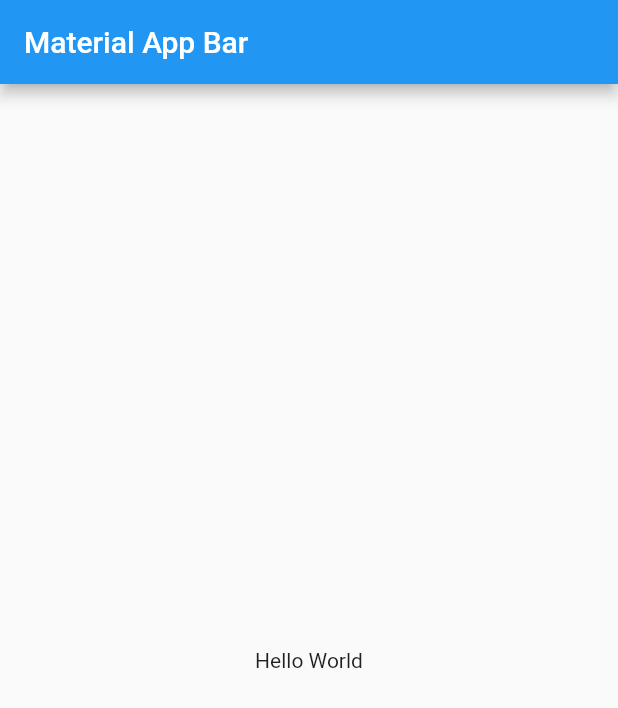
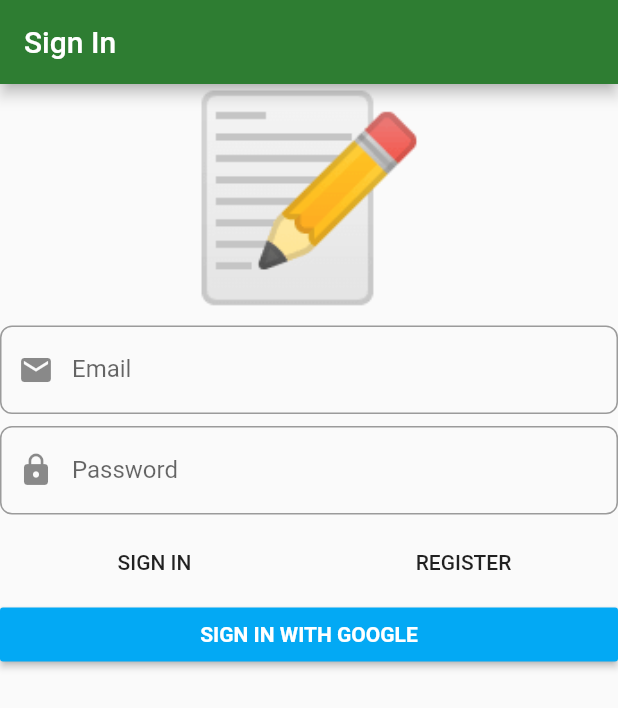
Before and after one commit to wilyanto/learn_ddd_and_block, a Flutter app: the screen it shows after launch, on a phone screen of 412 x 824 dp. Shown: the top 708 px of the screen. Run offline on Flutter 3.47's test engine with Material 2 defaults, Android fonts, the phone set to English and light mode, and no system bars; our stand-ins replace another_flushbar, dartz, firebase_auth, firebase_core, flutter_bloc, freezed_annotation and 3 more; accounts and stored records are empty; generated files the repository leaves out were written again.

Commit message:
add Sign-In Form UI with error handling ValueFailure

```diff
--- a/lib/domain/auth/value_objects.dart
+++ b/lib/domain/auth/value_objects.dart
@@ -4,6 +4,7 @@ import 'package:learn_ddd_and_bloc/domain/core/value_objects.dart';
 import 'package:learn_ddd_and_bloc/domain/core/value_validators.dart';
 
 class EmailAddress extends ValueObject<String> {
+  @override
   final Either<ValueFailure<String>, String> value;
 
   factory EmailAddress(String input) {
@@ -14,6 +15,7 @@ class EmailAddress extends ValueObject<String> {
 }
 
 class Password extends ValueObject<String> {
+  @override
   final Either<ValueFailure<String>, String> value;
 
   factory Password(String input) {
--- a/lib/domain/core/value_validators.dart
+++ b/lib/domain/core/value_validators.dart
@@ -8,7 +8,7 @@ Either<ValueFailure<String>, String> validateEmailAddress(String input) {
   if (RegExp(emailRegex).hasMatch(input)) {
     return right(input);
   } else {
-    throw left(ValueFailure.invalidEmail(failedValue: input));
+    return left(ValueFailure.invalidEmail(failedValue: input));
   }
 }
 
--- a/lib/main.dart
+++ b/lib/main.dart
@@ -1,28 +1,12 @@
+import 'package:firebase_core/firebase_core.dart';
 import 'package:flutter/material.dart';
 import 'package:injectable/injectable.dart';
 import 'package:learn_ddd_and_bloc/injection.dart';
+import 'package:learn_ddd_and_bloc/presentation/core/app_widget.dart';
 
-void main() {
+void main() async {
+  WidgetsFlutterBinding.ensureInitialized(); // need explicit binding before new Firebase call
+  await Firebase.initializeApp(); // new Firebase call
   configureInjection(Environment.prod);
-  runApp(MyApp());
+  runApp(AppWidget());
 }
-
-class MyApp extends StatelessWidget {
-  // This widget is the root of your application.
-  @override
-  Widget build(BuildContext context) {
-    return MaterialApp(
-      title: 'Learn DDD and BloC',
-      home: Scaffold(
-        appBar: AppBar(
-          title: Text('Material App Bar'),
-        ),
-        body: Center(
-          child: Container(
-            child: Text('Hello World'),
-          ),
-        ),
-      ),
-    );
-  }
-}
--- /dev/null
+++ b/lib/presentation/core/app_widget.dart
@@ -0,0 +1,23 @@
+import 'package:flutter/material.dart';
+import 'package:learn_ddd_and_bloc/presentation/sign_in/sign_in_page.dart';
+
+class AppWidget extends StatelessWidget {
+  // This widget is the root of your application.
+  @override
+  Widget build(BuildContext context) {
+    return MaterialApp(
+      title: 'Learn DDD and BloC',
+      debugShowCheckedModeBanner: false,
+      theme: ThemeData.light().copyWith(
+        primaryColor: Colors.green[800],
+        accentColor: Colors.blueAccent,
+        inputDecorationTheme: InputDecorationTheme(
+          border: OutlineInputBorder(
+            borderRadius: BorderRadius.circular(8),
+          ),
+        ),
+      ),
+      home: SignInPage(),
+    );
+  }
+}
--- /dev/null
+++ b/lib/presentation/sign_in/sign_in_page.dart
@@ -0,0 +1,20 @@
+import 'package:flutter/material.dart';
+import 'package:flutter_bloc/flutter_bloc.dart';
+import 'package:learn_ddd_and_bloc/application/sign_in_form/bloc/sign_in_form_bloc.dart';
+import 'package:learn_ddd_and_bloc/injection.dart';
+import 'package:learn_ddd_and_bloc/presentation/sign_in/widgets/sign_in_form.dart';
+
+class SignInPage extends StatelessWidget {
+  @override
+  Widget build(BuildContext context) {
+    return Scaffold(
+      appBar: AppBar(
+        title: const Text('Sign In'),
+      ),
+      body: BlocProvider(
+        create: (context) => getIt<SignInFormBloc>(),
+        child: SignInForm(),
+      ),
+    );
+  }
+}
--- /dev/null
+++ b/lib/presentation/sign_in/widgets/sign_in_form.dart
@@ -0,0 +1,132 @@
+import 'package:another_flushbar/flushbar_helper.dart';
+import 'package:flutter/material.dart';
+import 'package:flutter_bloc/flutter_bloc.dart';
+import 'package:learn_ddd_and_bloc/application/sign_in_form/bloc/sign_in_form_bloc.dart';
+
+class SignInForm extends StatelessWidget {
+  @override
+  Widget build(BuildContext context) {
+    return BlocConsumer<SignInFormBloc, SignInFormState>(
+      listener: (context, state) {
+        state.authFailureOrSuccessOption.fold(
+          () {},
+          (either) => either.fold(
+            (failure) {
+              FlushbarHelper.createError(
+                message: failure.map(
+                  cancelledByUser: (_) => 'Cancelled',
+                  serverError: (_) => 'Server error',
+                  emailAlreadyInUse: (_) => 'Email already in use',
+                  invalidCredential: (_) =>
+                      'Invalid email and password combination',
+                ),
+              ).show(context);
+            },
+            (_) {
+              // TODO: Navigate
+            },
+          ),
+        );
+      },
+      builder: (context, state) {
+        return Form(
+          autovalidate: state.showErrorMessages,
+          child: ListView(
+            children: [
+              const Text(
+                '📝',
+                textAlign: TextAlign.center,
+                style: TextStyle(fontSize: 130),
+              ),
+              const SizedBox(height: 8),
+              TextFormField(
+                decoration: const InputDecoration(
+                  prefixIcon: Icon(Icons.email),
+                  labelText: 'Email',
+                ),
+                autocorrect: false,
+                onChanged: (value) => context
+                    .read<SignInFormBloc>()
+                    .add(SignInFormEvent.emailChanged(value)),
+                validator: (_) => context
+                    .read<SignInFormBloc>()
+                    .state
+                    .emailAddress
+                    .value
+                    .fold(
+                      (f) => f.maybeMap(
+                        invalidEmail: (_) => 'Invalid Email',
+                        orElse: () => null,
+                      ),
+                      (_) => null,
+                    ),
+              ),
+              const SizedBox(height: 8),
+              TextFormField(
+                decoration: const InputDecoration(
+                  prefixIcon: Icon(Icons.lock),
+                  labelText: 'Password',
+                ),
+                autocorrect: false,
+                obscureText: true,
+                onChanged: (value) => context
+                    .read<SignInFormBloc>()
+                    .add(SignInFormEvent.passwordChanged(value)),
+                validator: (_) =>
+                    context.read<SignInFormBloc>().state.password.value.fold(
+                          (f) => f.maybeMap(
+                            shortPassword: (_) => 'Short Password',
+                            orElse: () => null,
+                          ),
+                          (_) => null,
+                        ),
+              ),
+              const SizedBox(height: 8),
+              Row(
+                children: [
+                  Expanded(
+                    child: FlatButton(
+                      onPressed: () {
+                        context.read<SignInFormBloc>().add(
+                              const SignInFormEvent
+                                  .signInWithEmailAndPasswordPressed(),
+                            );
+                      },
+                      child: const Text('SIGN IN'),
+                    ),
+                  ),
+                  Expanded(
+                    child: FlatButton(
+                      onPressed: () {
+                        context.read<SignInFormBloc>().add(
+                              const SignInFormEvent
+                                  .registerWithEmailAndPasswordPressed(),
+                            );
+                      },
+                      child: const Text('REGISTER'),
+                    ),
+                  ),
+                ],
+              ),
+              RaisedButton(
+                onPressed: () {
+                  context
+                      .read<SignInFormBloc>()
+                      .add(const SignInFormEvent.signInWithGooglePressed());
+                },
+                color: Colors.lightBlue,
+                child: const Text(
+                  'SIGN IN WITH GOOGLE',
+                  style: TextStyle(
+                    color: Colors.white,
+                    fontWeight: FontWeight.bold,
+                  ),
+                ),
+              )
+            ],
+          ),
+        );
+      },
+    );
+  }
+}
--- a/pubspec.yaml
+++ b/pubspec.yaml
@@ -35,6 +35,7 @@ dependencies:
   google_sign_in: ^5.0.5
   injectable: ^1.4.1
   get_it: ^7.2.0
+  another_flushbar: ^1.10.24
 
 dev_dependencies:
   flutter_test:
```
Also changed, not shown: pubspec.lock.
